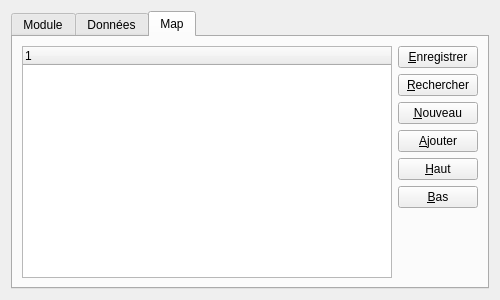
Above: app/cpp/qmake/mingw/code/src/manager/GModuleUi.ui from gkesse/ReadyCode before the change. Below: the same form after it.
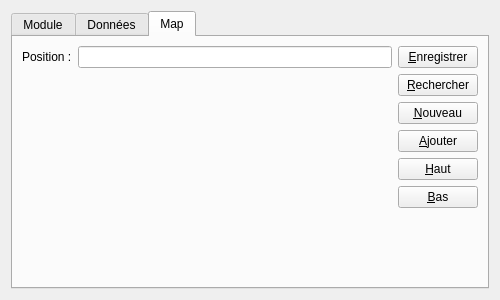
That is the form after the change. The open tabs and pages were chosen to show the change. Custom widgets are drawn as their Qt base class.

Commit message: gestion du module map

```diff
--- a/app/cpp/qmake/mingw/code/src/manager/GModuleUi.ui
+++ b/app/cpp/qmake/mingw/code/src/manager/GModuleUi.ui
@@ -201,13 +201,39 @@
       </attribute>
       <layout class="QGridLayout" name="gridLayout_4">
        <item row="0" column="0">
-        <widget class="GTreeWidgetUi" name="treeMap">
-         <column>
-          <property name="text">
-           <string notr="true">1</string>
-          </property>
-         </column>
-        </widget>
+        <layout class="QVBoxLayout" name="verticalLayout_5" stretch="0,0">
+         <item>
+          <layout class="QFormLayout" name="formLayout_3">
+           <item row="0" column="0">
+            <widget class="QLabel" name="lblPositionMap">
+             <property name="text">
+              <string>Position :</string>
+             </property>
+            </widget>
+           </item>
+           <item row="0" column="1">
+            <layout class="QHBoxLayout" name="horizontalLayout_3">
+             <item>
+              <widget class="QLineEdit" name="edtPositionMap"/>
+             </item>
+            </layout>
+           </item>
+          </layout>
+         </item>
+         <item>
+          <spacer name="verticalSpacer_5">
+           <property name="orientation">
+            <enum>Qt::Vertical</enum>
+           </property>
+           <property name="sizeHint" stdset="0">
+            <size>
+             <width>20</width>
+             <height>0</height>
+            </size>
+           </property>
+          </spacer>
+         </item>
+        </layout>
        </item>
        <item row="0" column="1">
         <layout class="QVBoxLayout" name="verticalLayout_6">
@@ -274,13 +300,6 @@
    </item>
   </layout>
  </widget>
- <customwidgets>
-  <customwidget>
-   <class>GTreeWidgetUi</class>
-   <extends>QTreeWidget</extends>
-   <header location="global">GTreeWidgetUi.h</header>
-  </customwidget>
- </customwidgets>
  <resources/>
  <connections/>
 </ui>
```
Left out of the diff: 2 changed lines with no effect on the pictures. The commit also changes 14 other files.
